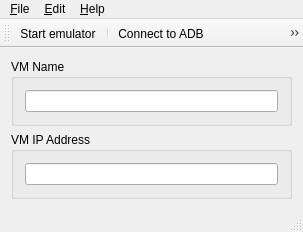
mithat/androidvmgr, file mainwindow.ui: the form before one commit.
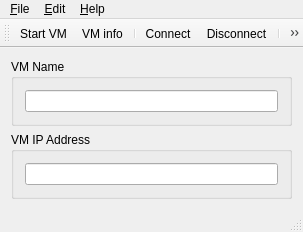
The form after the commit. Icons and pictures are not drawn.

Patch:
```diff
--- a/mainwindow.ui
+++ b/mainwindow.ui
@@ -96,6 +96,7 @@
     <bool>false</bool>
    </attribute>
    <addaction name="action_Run_emulator"/>
+   <addaction name="actionVM_info"/>
    <addaction name="separator"/>
    <addaction name="action_Connect"/>
    <addaction name="actionDisconnect"/>
@@ -141,7 +142,7 @@
      <normaloff>:/icons/icons/media-playback-start.png</normaloff>:/icons/icons/media-playback-start.png</iconset>
    </property>
    <property name="text">
-    <string>&amp;Start emulator</string>
+    <string>&amp;Start VM</string>
    </property>
    <property name="toolTip">
     <string>Start virtual machine emulator</string>
@@ -156,7 +157,7 @@
      <normaloff>:/icons/icons/network-transmit-receive.png</normaloff>:/icons/icons/network-transmit-receive.png</iconset>
    </property>
    <property name="text">
-    <string>&amp;Connect to ADB</string>
+    <string>&amp;Connect</string>
    </property>
    <property name="toolTip">
     <string>Connect virtual machine to ADB</string>
@@ -171,7 +172,7 @@
      <normaloff>:/icons/icons/network-offline.png</normaloff>:/icons/icons/network-offline.png</iconset>
    </property>
    <property name="text">
-    <string>&amp;Disconnect from ADB</string>
+    <string>&amp;Disconnect</string>
    </property>
    <property name="toolTip">
     <string>Disconnect virtual machine from ADB</string>
@@ -180,6 +181,21 @@
     <string>F9</string>
    </property>
   </action>
+  <action name="actionVM_info">
+   <property name="icon">
+    <iconset resource="icons.qrc">
+     <normaloff>:/icons/icons/info.png</normaloff>:/icons/icons/info.png</iconset>
+   </property>
+   <property name="text">
+    <string>VM &amp;info</string>
+   </property>
+   <property name="toolTip">
+    <string>Information about the virtual machine. (VM must be running.)</string>
+   </property>
+   <property name="shortcut">
+    <string>Ctrl+I</string>
+   </property>
+  </action>
  </widget>
  <layoutdefault spacing="6" margin="11"/>
  <tabstops>
```
Left out of the diff: 5 changed lines with no effect on the pictures.
